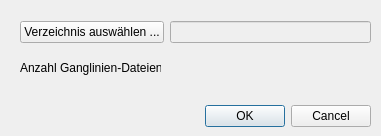
Qt form hydrograph_matcher_dialog_base.ui (HannesLang/hydromatcher_plugin) before a commit.
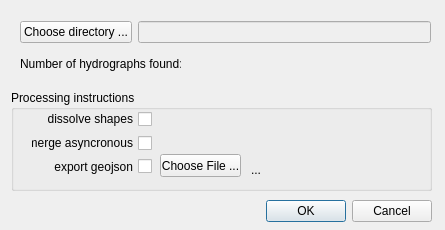
The same form after that commit.

```diff
--- a/hydrograph_matcher_dialog_base.ui
+++ b/hydrograph_matcher_dialog_base.ui
@@ -6,22 +6,28 @@
    <rect>
     <x>0</x>
     <y>0</y>
-    <width>381</width>
-    <height>136</height>
+    <width>445</width>
+    <height>230</height>
    </rect>
   </property>
   <property name="windowTitle">
    <string>Hydrograph Matcher</string>
   </property>
+  <property name="layoutDirection">
+   <enum>Qt::RightToLeft</enum>
+  </property>
   <widget class="QDialogButtonBox" name="button_box">
    <property name="geometry">
     <rect>
-     <x>30</x>
-     <y>100</y>
+     <x>91</x>
+     <y>195</y>
      <width>341</width>
      <height>32</height>
     </rect>
    </property>
+   <property name="layoutDirection">
+    <enum>Qt::LeftToRight</enum>
+   </property>
    <property name="orientation">
     <enum>Qt::Horizontal</enum>
    </property>
@@ -34,18 +40,11 @@
     <rect>
      <x>20</x>
      <y>20</y>
-     <width>351</width>
+     <width>411</width>
      <height>25</height>
     </rect>
    </property>
    <layout class="QHBoxLayout" name="horizontalLayout">
-    <item>
-     <widget class="QPushButton" name="pushButton">
-      <property name="text">
-       <string>Verzeichnis auswählen ...</string>
-      </property>
-     </widget>
-    </item>
     <item>
      <widget class="QLineEdit" name="lineEdit">
       <property name="enabled">
@@ -56,26 +55,33 @@
       </property>
      </widget>
     </item>
+    <item>
+     <widget class="QPushButton" name="pushButton">
+      <property name="text">
+       <string>Choose directory ...</string>
+      </property>
+     </widget>
+    </item>
    </layout>
   </widget>
   <widget class="QLabel" name="fileCountLabel">
    <property name="geometry">
     <rect>
      <x>20</x>
-     <y>60</y>
-     <width>141</width>
+     <y>56</y>
+     <width>161</width>
      <height>16</height>
     </rect>
    </property>
    <property name="text">
-    <string>Anzahl Ganglinien-Dateien:</string>
+    <string>Number of hydrographs found:</string>
    </property>
   </widget>
   <widget class="QLabel" name="fileCountValueLabel">
    <property name="geometry">
     <rect>
-     <x>170</x>
-     <y>60</y>
+     <x>180</x>
+     <y>56</y>
      <width>51</width>
      <height>16</height>
     </rect>
@@ -84,6 +90,102 @@
     <string/>
    </property>
   </widget>
+  <widget class="QGroupBox" name="processingGroupBox">
+   <property name="geometry">
+    <rect>
+     <x>11</x>
+     <y>90</y>
+     <width>421</width>
+     <height>101</height>
+    </rect>
+   </property>
+   <property name="layoutDirection">
+    <enum>Qt::LeftToRight</enum>
+   </property>
+   <property name="title">
+    <string>Processing instructions</string>
+   </property>
+   <widget class="QWidget" name="layoutWidget">
+    <property name="geometry">
+     <rect>
+      <x>20</x>
+      <y>20</y>
+      <width>121</width>
+      <height>65</height>
+     </rect>
+    </property>
+    <layout class="QVBoxLayout" name="verticalLayout">
+     <item>
+      <widget class="QCheckBox" name="checkBoxDissolveShapes">
+       <property name="acceptDrops">
+        <bool>false</bool>
+       </property>
+       <property name="layoutDirection">
+        <enum>Qt::RightToLeft</enum>
+       </property>
+       <property name="text">
+        <string>dissolve shapes</string>
+       </property>
+       <property name="checked">
+        <bool>false</bool>
+       </property>
+      </widget>
+     </item>
+     <item>
+      <widget class="QCheckBox" name="checkBoxMergeAsync">
+       <property name="layoutDirection">
+        <enum>Qt::RightToLeft</enum>
+       </property>
+       <property name="text">
+        <string>merge asyncronous</string>
+       </property>
+       <property name="checkable">
+        <bool>true</bool>
+       </property>
+       <property name="checked">
+        <bool>false</bool>
+       </property>
+      </widget>
+     </item>
+     <item>
+      <widget class="QCheckBox" name="checkBoxExportGeoJson">
+       <property name="layoutDirection">
+        <enum>Qt::RightToLeft</enum>
+       </property>
+       <property name="text">
+        <string>export geojson</string>
+       </property>
+      </widget>
+     </item>
+    </layout>
+   </widget>
+   <widget class="QPushButton" name="pushButtonExportFilename">
+    <property name="geometry">
+     <rect>
+      <x>149</x>
+      <y>64</y>
+      <width>81</width>
+      <height>23</height>
+     </rect>
+    </property>
+    <property name="text">
+     <string>Choose File ...</string>
+    </property>
+   </widget>
+   <widget class="QLabel" name="labelExportFilename">
+    <property name="geometry">
+     <rect>
+      <x>240</x>
+      <y>70</y>
+      <width>171</width>
+      <height>20</height>
+     </rect>
+    </property>
+    <property name="text">
+     <string>...</string>
+    </property>
+   </widget>
+  </widget>
  </widget>
  <resources/>
  <connections>
```
